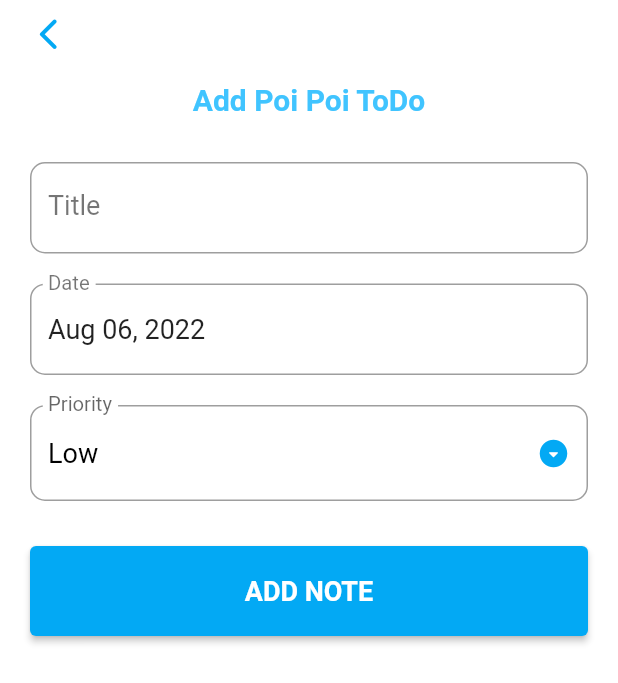
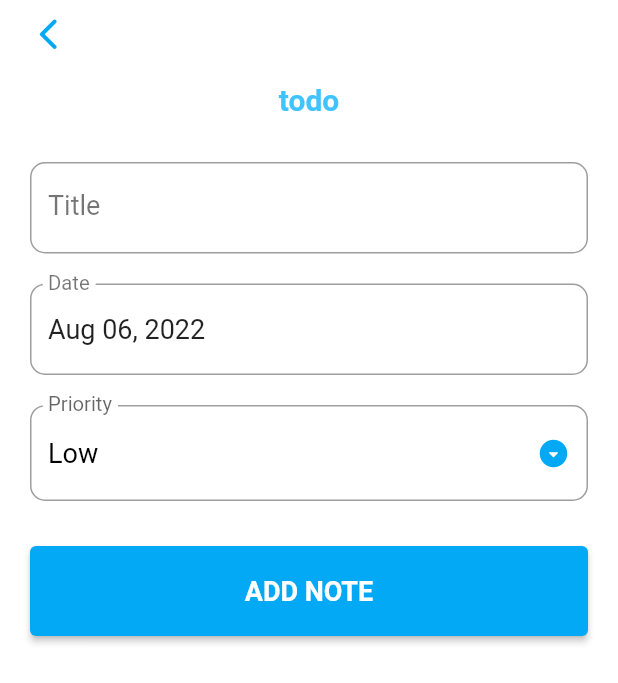
Before and after one commit to tauptaup/todo, a Flutter app: the AddNoteScreen screen opened directly, on a phone screen of 412 x 824 dp. Shown: the top 683 px of the screen. Run offline on Flutter 3.47's test engine with Material 2 defaults, Android fonts, the phone set to English and light mode, and no system bars; our stand-ins replace flutter_slidable, sqflite; accounts and stored records are empty.

Commit message:
Update add_note_screen.dart

```diff
--- a/lib/screens/add_note_screen.dart
+++ b/lib/screens/add_note_screen.dart
@@ -56,7 +56,7 @@ class _AddNoteScreenState extends State<AddNoteScreen> {
     } else {
       setState(() {
         btnText = 'Add Note';
-        titleText = 'Add Poi Poi ToDo';
+        titleText = 'todo';
       });
     }
 
```
